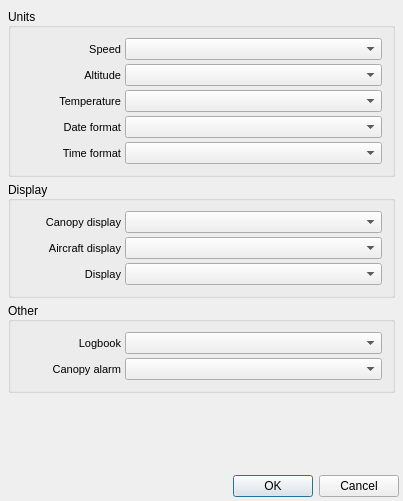
Qt form anreader_sources/device_widgets/n3_main_settings_dialog.ui (anpp/anreader) before a commit.
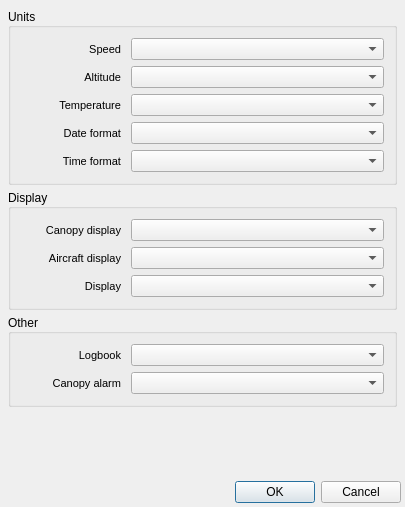
The same form after that commit. Icons and pictures are not drawn.

Commit message: n3 device settings editor (continue)

Diff of the .ui file:
```diff
--- a/anreader_sources/device_widgets/n3_main_settings_dialog.ui
+++ b/anreader_sources/device_widgets/n3_main_settings_dialog.ui
@@ -6,8 +6,8 @@
    <rect>
     <x>0</x>
     <y>0</y>
-    <width>403</width>
-    <height>501</height>
+    <width>405</width>
+    <height>507</height>
    </rect>
   </property>
   <property name="sizePolicy">
@@ -85,7 +85,7 @@
           </property>
           <layout class="QVBoxLayout" name="verticalLayout_5">
            <property name="spacing">
-            <number>4</number>
+            <number>6</number>
            </property>
            <property name="leftMargin">
             <number>4</number>
@@ -103,6 +103,9 @@
             <layout class="QVBoxLayout" name="verticalLayout_4">
              <item>
               <layout class="QFormLayout" name="formLayout">
+               <property name="horizontalSpacing">
+                <number>10</number>
+               </property>
                <property name="leftMargin">
                 <number>6</number>
                </property>
@@ -322,7 +325,7 @@
           </property>
           <layout class="QVBoxLayout" name="verticalLayout_7">
            <property name="spacing">
-            <number>4</number>
+            <number>6</number>
            </property>
            <property name="leftMargin">
             <number>4</number>
@@ -340,6 +343,9 @@
             <layout class="QVBoxLayout" name="verticalLayout_6">
              <item>
               <layout class="QFormLayout" name="formLayout_2">
+               <property name="horizontalSpacing">
+                <number>10</number>
+               </property>
                <property name="leftMargin">
                 <number>6</number>
                </property>
@@ -487,7 +493,7 @@
           </property>
           <layout class="QVBoxLayout" name="verticalLayout_9">
            <property name="spacing">
-            <number>4</number>
+            <number>6</number>
            </property>
            <property name="leftMargin">
             <number>4</number>
@@ -505,6 +511,9 @@
             <layout class="QVBoxLayout" name="verticalLayout_8">
              <item>
               <layout class="QFormLayout" name="formLayout_3">
+               <property name="horizontalSpacing">
+                <number>10</number>
+               </property>
                <property name="leftMargin">
                 <number>6</number>
                </property>
@@ -606,10 +615,13 @@
      <property name="orientation">
       <enum>Qt::Vertical</enum>
      </property>
+     <property name="sizeType">
+      <enum>QSizePolicy::MinimumExpanding</enum>
+     </property>
      <property name="sizeHint" stdset="0">
       <size>
        <width>20</width>
-       <height>40</height>
+       <height>0</height>
       </size>
      </property>
     </spacer>
```
Left out of the diff: 20 changed lines with no effect on the pictures. The commit also changes 10 other files.
